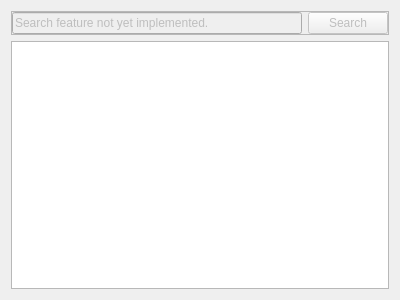
Old version of the form src/projecttypeselector.ui in the repository Leonardo2718/Lepton_Editor.
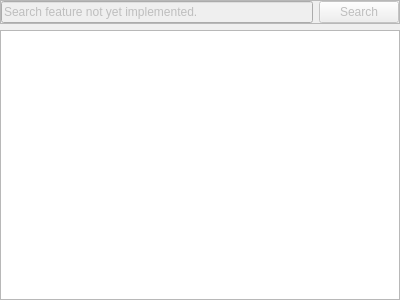
New version of the form.

Commit message: Implement project spec selection dialog and fix bugs.

Diff of the .ui file:
```diff
--- a/src/projecttypeselector.ui
+++ b/src/projecttypeselector.ui
@@ -14,6 +14,18 @@
    <string>Form</string>
   </property>
   <layout class="QVBoxLayout" name="verticalLayout">
+   <property name="leftMargin">
+    <number>0</number>
+   </property>
+   <property name="topMargin">
+    <number>0</number>
+   </property>
+   <property name="rightMargin">
+    <number>0</number>
+   </property>
+   <property name="bottomMargin">
+    <number>0</number>
+   </property>
    <item>
     <widget class="QFrame" name="searchArea">
      <property name="enabled">
```
The commit also changes 6 other files.
